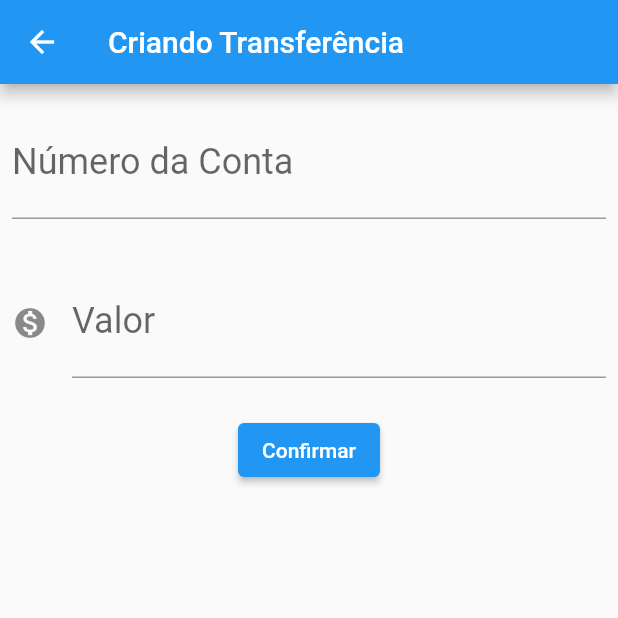
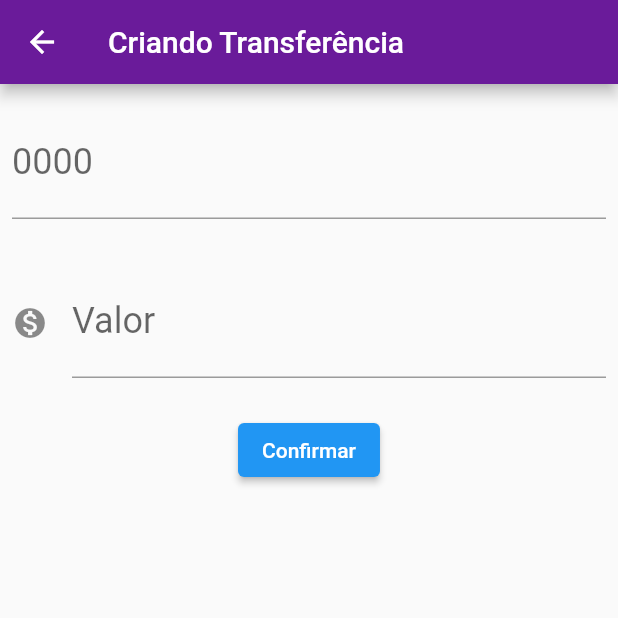
Before and after one commit to vivihumpheys/Flutter-Alura, a Flutter app: the FormularioTransferencia screen opened directly, after a tap on "Confirmar", on a phone screen of 412 x 824 dp, the top half of it. Run offline on Flutter 3.47's test engine with Material 2 defaults, Android fonts, the phone set to English and light mode, and no system bars.

Commit message:
refactoring code and creating separate folders

```diff
--- /dev/null
+++ b/lib/components/campoInput.dart
@@ -0,0 +1,34 @@
+import 'package:flutter/material.dart';
+
+class CampoInput extends StatelessWidget {
+  final TextEditingController controlador;
+  final String placeholder;
+  final String etiqueta;
+  final IconData icone;
+
+  CampoInput({
+    this.controlador,
+    this.placeholder,
+    this.etiqueta,
+    this.icone,
+  });
+
+  @override
+  Widget build(BuildContext context) {
+    return Padding(
+      padding: const EdgeInsets.fromLTRB(8.0, 16.0, 8.0, 16.0),
+      child: TextField(
+        style: TextStyle(
+          fontSize: 24.0,
+        ),
+        keyboardType: TextInputType.number,
+        controller: controlador,
+        decoration: InputDecoration(
+          icon: icone != null ? Icon(icone) : null,
+          hintText: placeholder,
+          labelText: etiqueta,
+        ),
+      ),
+    );
+  }
+}
--- a/lib/main.dart
+++ b/lib/main.dart
@@ -1,3 +1,4 @@
+import 'package:bytebank/screens/transferencia/lista.dart';
 import 'package:flutter/material.dart';
 
 void main() => runApp(ByteBankApp());
@@ -8,176 +9,14 @@ class ByteBankApp extends StatelessWidget {
   @override
   Widget build(BuildContext context) {
     return MaterialApp(
-      home: Scaffold(
-        body: ListaTransferencias(),
-      ),
+      theme: ThemeData(
+          primaryColor: Colors.purple[800],
+          accentColor: Colors.yellow[800],
+          buttonTheme: ButtonThemeData(
+            buttonColor: Colors.yellow[800],
+            textTheme: ButtonTextTheme.primary,
+          )),
+      home: ListaTransferencias(),
     );
   }
 }
-
-//
-class FormularioTransferencia extends StatelessWidget {
-  final TextEditingController _controladorCampoNumeroConta =
-      TextEditingController();
-  final TextEditingController _controladorCampoValor = TextEditingController();
-
-  @override
-  Widget build(BuildContext context) {
-    return Scaffold(
-      appBar: AppBar(
-        title: Text('Criando Transferência'),
-      ),
-      body: Column(
-        children: [
-          CampoInput(
-              controlador: _controladorCampoNumeroConta,
-              placeholder: '0000',
-              etiqueta: 'Número da Conta'),
-          CampoInput(
-              controlador: _controladorCampoValor,
-              placeholder: '00.00',
-              etiqueta: 'Valor',
-              icone: Icons.monetization_on),
-          BotaoConfirmar(
-            controladorCampoNumeroConta: _controladorCampoNumeroConta,
-            controladorCampoValor: _controladorCampoValor,
-          ),
-        ],
-      ),
-    );
-  }
-}
-
-class BotaoConfirmar extends StatelessWidget {
-  const BotaoConfirmar({
-    @required this.controladorCampoNumeroConta,
-    @required this.controladorCampoValor,
-    Key key,
-  }) : super(key: key);
-
-  final TextEditingController controladorCampoNumeroConta;
-  final TextEditingController controladorCampoValor;
-
-  @override
-  Widget build(BuildContext context) {
-    return Padding(
-      padding: const EdgeInsets.all(8.0),
-      child: ElevatedButton(
-        child: Text('Confirmar'),
-        onPressed: () => _transferencia(
-          context,
-          controladorCampoNumeroConta,
-          controladorCampoValor,
-        ),
-      ),
-    );
-  }
-
-  void _transferencia(
-      context,
-      TextEditingController _controladorCampoNumeroConta,
-      TextEditingController _controladorCampoValor) {
-    final double valorTransferencia =
-        double.tryParse(_controladorCampoValor.text);
-    final int numeroConta = int.tryParse(_controladorCampoNumeroConta.text);
-    if (numeroConta != null && valorTransferencia != null) {
-      final transferenciaCriada = Transferencia(
-        valorTransferencia,
-        numeroConta,
-      );
-      debugPrint('criando transferencia');
-      Navigator.pop(context, transferenciaCriada);
-    }
-  }
-}
-
-class CampoInput extends StatelessWidget {
-  final TextEditingController controlador;
-  final String placeholder;
-  final String etiqueta;
-  final IconData icone;
-
-  CampoInput({this.controlador, this.placeholder, this.etiqueta, this.icone});
-
-  @override
-  Widget build(BuildContext context) {
-    return Padding(
-      padding: const EdgeInsets.fromLTRB(8.0, 16.0, 8.0, 16.0),
-      child: TextField(
-        style: TextStyle(
-          fontSize: 24.0,
-        ),
-        keyboardType: TextInputType.number,
-        controller: controlador,
-        decoration: InputDecoration(
-          icon: icone != null ? Icon(icone) : null,
-          hintText: placeholder,
-          labelText: etiqueta,
-        ),
-      ),
-    );
-  }
-}
-
-class ListaTransferencias extends StatefulWidget {
-  final List<Transferencia> _transferencias = [];
-
-  @override
-  Widget build(BuildContext context) {
-    _transferencias.add(Transferencia(222, 2222));
-    return Scaffold(
-      appBar: AppBar(
-        title: Text('Transferências'),
-      ),
-      body: ListView.builder(
-        itemCount: _transferencias.length,
-        itemBuilder: (context, indice) {
-          final transferencia = _transferencias[indice];
-          return ItemTransferencia(transferencia);
-        },
-      ),
-      floatingActionButton: FloatingActionButton(
-        onPressed: () {
-          final Future<Transferencia> future =
-              Navigator.push(context, MaterialPageRoute(builder: (context) {
-            return FormularioTransferencia();
-          }));
-          future.then((transferenciaRecebida) {
-            debugPrint('chegou no then do future');
-            debugPrint('$transferenciaRecebida');
-            _transferencias.add(transferenciaRecebida);
-          });
-        },
-        child: Icon(Icons.add),
-      ),
-    );
-  }
-}
-
-class ItemTransferencia extends StatelessWidget {
-  final Transferencia _transferencia;
-
-  ItemTransferencia(this._transferencia);
-
-  @override
-  Widget build(BuildContext context) {
-    return Card(
-        child: ListTile(
-      leading: Icon(Icons.monetization_on),
-      title: Text(_transferencia.valor.toString()),
-      subtitle: Text(_transferencia.numeroConta.toString()),
-    ));
-  }
-}
-
-class Transferencia {
-  final double valor;
-  final int numeroConta;
-
-  Transferencia(this.valor, this.numeroConta);
-
-  @override
-  String toString() {
-    return 'Transferencia{valor: $valor, numeroConta: $numeroConta}';
-  }
-}
--- /dev/null
+++ b/lib/screens/transferencia/formulario.dart
@@ -0,0 +1,94 @@
+import 'package:bytebank/components/campoInput.dart';
+import 'package:bytebank/models/transferencia.dart';
+import 'package:flutter/material.dart';
+
+const _tituloAppBar = 'Criando Transferência';
+const _etiquetaCampoValor = 'Valor';
+const _placeholderCampoValor = '00.00';
+const _etiquetaCampoNumeroConta = '0000';
+const _placeholderCampoNumeroConta = 'Número da Conta';
+const _textoBotaoConfirmar = 'Confirmar';
+
+class FormularioTransferencia extends StatefulWidget {
+  @override
+  State<StatefulWidget> createState() {
+    return FormularioTransferenciaState();
+  }
+}
+
+class FormularioTransferenciaState extends State<FormularioTransferencia> {
+  final TextEditingController _controladorCampoNumeroConta =
+      TextEditingController();
+  final TextEditingController _controladorCampoValor = TextEditingController();
+
+  @override
+  Widget build(BuildContext context) {
+    return Scaffold(
+      appBar: AppBar(
+        title: Text(_tituloAppBar),
+      ),
+      body: SingleChildScrollView(
+        child: Column(
+          children: [
+            CampoInput(
+              controlador: _controladorCampoNumeroConta,
+              placeholder: _placeholderCampoNumeroConta,
+              etiqueta: _etiquetaCampoNumeroConta,
+            ),
+            CampoInput(
+                controlador: _controladorCampoValor,
+                placeholder: _placeholderCampoValor,
+                etiqueta: _etiquetaCampoValor,
+                icone: Icons.monetization_on),
+            BotaoConfirmar(
+              controladorCampoNumeroConta: _controladorCampoNumeroConta,
+              controladorCampoValor: _controladorCampoValor,
+            ),
+          ],
+        ),
+      ),
+    );
+  }
+}
+
+class BotaoConfirmar extends StatelessWidget {
+  const BotaoConfirmar({
+    @required this.controladorCampoNumeroConta,
+    @required this.controladorCampoValor,
+    Key key,
+  }) : super(key: key);
+
+  final TextEditingController controladorCampoNumeroConta;
+  final TextEditingController controladorCampoValor;
+
+  @override
+  Widget build(BuildContext context) {
+    return Padding(
+      padding: const EdgeInsets.all(8.0),
+      child: ElevatedButton(
+        child: Text(_textoBotaoConfirmar),
+        onPressed: () => _realizarTransferencia(
+          context,
+          controladorCampoNumeroConta,
+          controladorCampoValor,
+        ),
+      ),
+    );
+  }
+}
+
+void _realizarTransferencia(
+    context,
+    TextEditingController _controladorCampoNumeroConta,
+    TextEditingController _controladorCampoValor) {
+  final double valorTransferencia =
+      double.tryParse(_controladorCampoValor.text);
+  final int numeroConta = int.tryParse(_controladorCampoNumeroConta.text);
+  if (numeroConta != null && valorTransferencia != null) {
+    final transferenciaCriada = Transferencia(
+      valorTransferencia,
+      numeroConta,
+    );
+    Navigator.pop(context, transferenciaCriada);
+  }
+}
```
Also changed, not shown: lib/models/transferencia.dart (added, +14 -0 lines), lib/screens/transferencia/lista.dart (added, +66 -0 lines), 27 other files.
